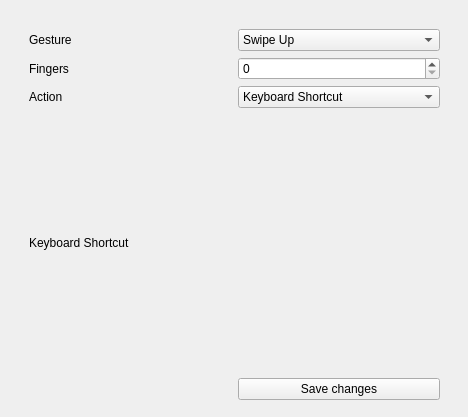
First picture: the form in edit_window.ui, repository OneAdder/libinput_gestures_qt, before the edit.
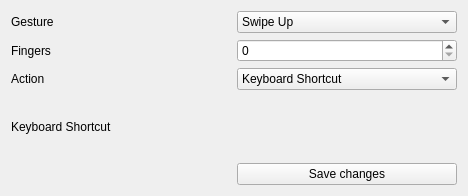
Second picture: the form after the edit.

What changed in the file:
```diff
--- a/edit_window.ui
+++ b/edit_window.ui
@@ -7,21 +7,14 @@
     <x>0</x>
     <y>0</y>
     <width>468</width>
-    <height>417</height>
+    <height>196</height>
    </rect>
   </property>
   <property name="windowTitle">
    <string>Form</string>
   </property>
-  <widget class="QWidget" name="gridLayoutWidget">
-   <property name="geometry">
-    <rect>
-     <x>29</x>
-     <y>29</y>
-     <width>411</width>
-     <height>371</height>
-    </rect>
-   </property>
+  <layout class="QVBoxLayout" name="verticalLayout">
+   <item>
    <layout class="QGridLayout" name="gridLayout">
     <item row="2" column="1">
      <widget class="QLabel" name="fingersLabel">
@@ -140,7 +133,8 @@
      </widget>
     </item>
    </layout>
-  </widget>
+   </item>
+  </layout>
  </widget>
  <resources/>
  <connections/>
```
Lines whose indentation alone changed are shown as unchanged.
